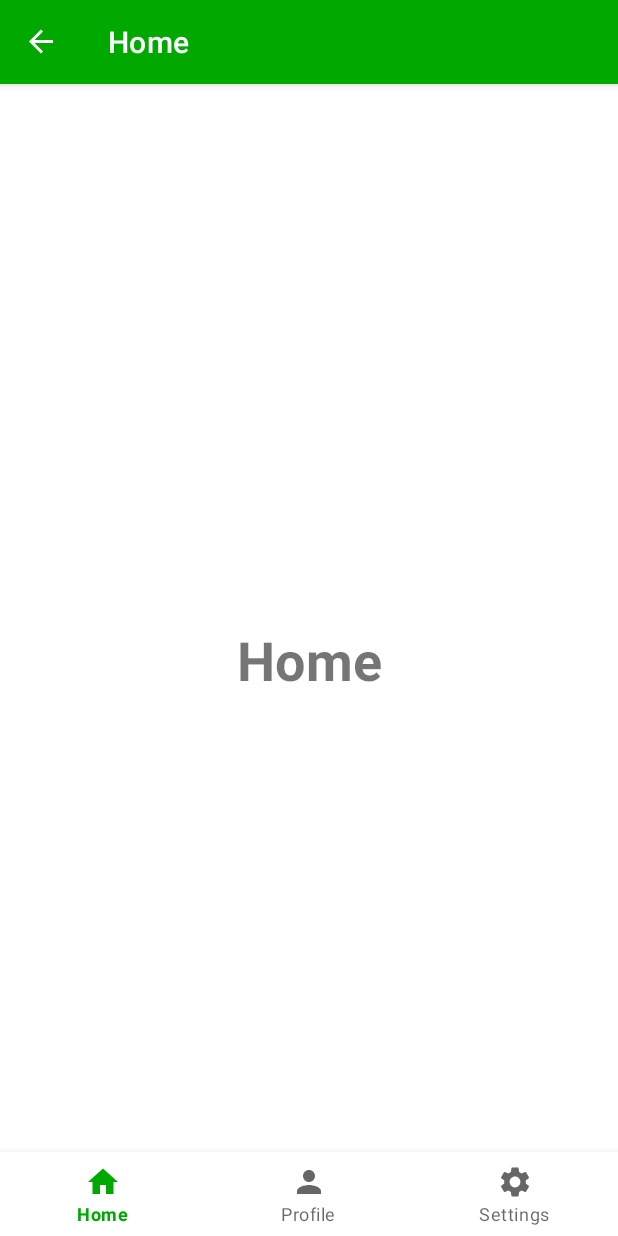
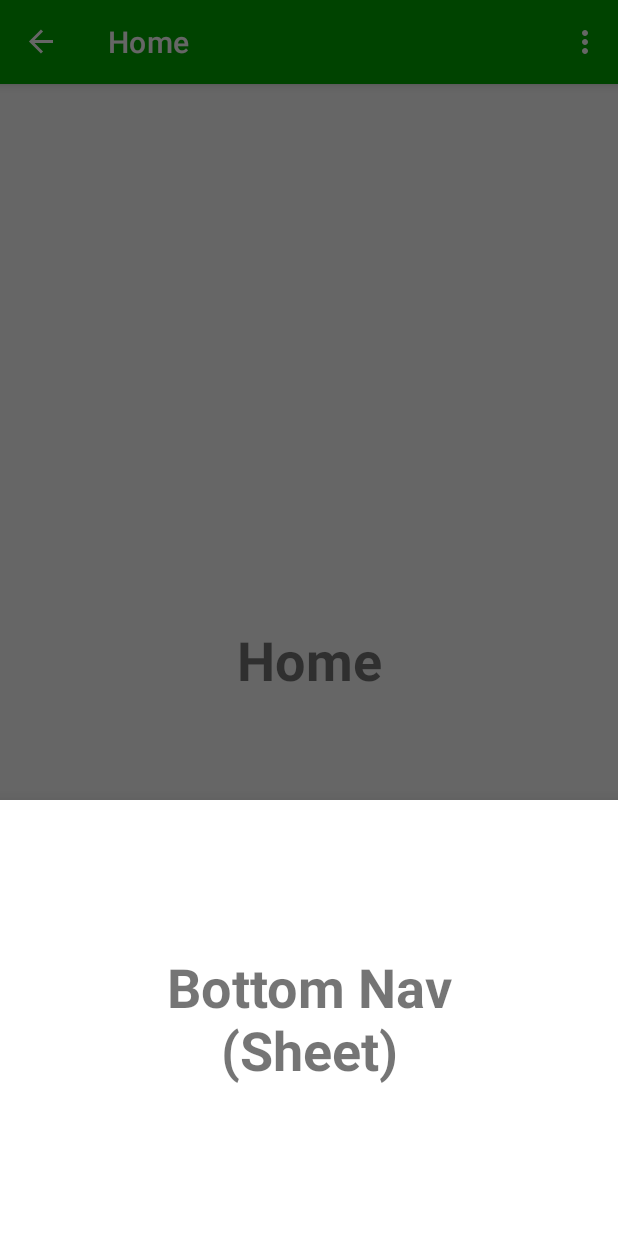
Before and after one commit to Nathan630pm/NavFragDemo, an Android app: the PlaceholderFragment screen opened through its navigation route, on a phone screen of 412 x 824 dp. Run offline under Robolectric (Android 15) with nearby library versions, the phone set to English and light mode, and no system bars; our stand-ins replace navigation-ui.

Commit message:
added a drawer lul

```diff
--- a/app/src/main/java/com/nathan630pm/navfragdemo/MainActivity.java
+++ b/app/src/main/java/com/nathan630pm/navfragdemo/MainActivity.java
@@ -1,6 +1,8 @@
 package com.nathan630pm.navfragdemo;
 
+import androidx.annotation.NonNull;
 import androidx.appcompat.app.AppCompatActivity;
+import androidx.drawerlayout.widget.DrawerLayout;
 import androidx.navigation.NavController;
 import androidx.navigation.Navigation;
 import androidx.navigation.fragment.NavHostFragment;
@@ -8,8 +10,11 @@ import androidx.navigation.ui.AppBarConfiguration;
 import androidx.navigation.ui.NavigationUI;
 
 import android.os.Bundle;
+import android.view.Menu;
+import android.view.MenuItem;
 
 import com.google.android.material.bottomnavigation.BottomNavigationView;
+import com.google.android.material.navigation.NavigationView;
 
 public class MainActivity extends AppCompatActivity {
 
@@ -18,6 +23,8 @@ public class MainActivity extends AppCompatActivity {
     private NavController nav;
 
     private AppBarConfiguration appBarConfiguration;
+    private DrawerLayout drawerLayout;
+    private NavigationView navigationView;
 
     @Override
     protected void onCreate(Bundle savedInstanceState) {
@@ -25,14 +32,37 @@ public class MainActivity extends AppCompatActivity {
         setContentView(R.layout.activity_main);
 
         bottomNavigationView = findViewById(R.id.bottomNavigationView);
+        drawerLayout = findViewById(R.id.drawerLayout);
+        navigationView = findViewById(R.id.navigationView);
         navHostFragment = (NavHostFragment) getSupportFragmentManager().findFragmentById(R.id.fragment);
 
         nav = Navigation.findNavController(this, R.id.fragment);
 
-        appBarConfiguration = new AppBarConfiguration.Builder(R.id.homeFragment, R.id.profileFragment, R.id.settingsFragment).build();
+        appBarConfiguration = new AppBarConfiguration.Builder(R.id.homeFragment, R.id.profileFragment, R.id.settingsFragment).setDrawerLayout(drawerLayout).build();
+
+        NavigationUI.setupWithNavController(navigationView, nav);
         NavigationUI.setupWithNavController(bottomNavigationView, nav);
 
         NavigationUI.setupActionBarWithNavController(this, nav, appBarConfiguration);
 
     }
+
+    @Override
+    public boolean onCreateOptionsMenu(Menu menu) {
+        getMenuInflater().inflate(R.menu.menu, menu);
+        return super.onCreateOptionsMenu(menu);
+    }
+
+    @Override
+    public boolean onOptionsItemSelected(@NonNull MenuItem item) {
+        if(item.getItemId() != R.id.placeholderFragment) {
+//            drawerLayout.openDrawer(drawerLayout);
+        }
+        return NavigationUI.onNavDestinationSelected(item, nav) || super.onOptionsItemSelected(item);
+    }
+
+    @Override
+    public boolean onNavigateUp() {
+        return super.onNavigateUp();
+    }
 }
--- a/app/src/main/java/com/nathan630pm/navfragdemo/fragments/PlaceholderFragment.java
+++ b/app/src/main/java/com/nathan630pm/navfragdemo/fragments/PlaceholderFragment.java
@@ -9,13 +9,14 @@ import androidx.annotation.NonNull;
 import androidx.annotation.Nullable;
 import androidx.fragment.app.Fragment;
 
+import com.google.android.material.bottomsheet.BottomSheetDialogFragment;
 import com.nathan630pm.navfragdemo.R;
 
 
-public class PlaceholderFragment  extends Fragment {
+public class PlaceholderFragment  extends BottomSheetDialogFragment {
     @Nullable
     @Override
     public View onCreateView(@NonNull LayoutInflater inflater, @Nullable ViewGroup container, @Nullable Bundle savedInstanceState) {
-        return inflater.inflate(R.layout.fragment_home, container, false);
+        return inflater.inflate(R.layout.fragment_placeholder, container, false);
     }
 }
--- a/app/src/main/res/layout/activity_main.xml
+++ b/app/src/main/res/layout/activity_main.xml
@@ -1,11 +1,17 @@
 <?xml version="1.0" encoding="utf-8"?>
-<RelativeLayout xmlns:android="http://schemas.android.com/apk/res/android"
+<androidx.drawerlayout.widget.DrawerLayout xmlns:android="http://schemas.android.com/apk/res/android"
     xmlns:app="http://schemas.android.com/apk/res-auto"
     xmlns:tools="http://schemas.android.com/tools"
     android:layout_width="match_parent"
     android:layout_height="match_parent"
+    android:id="@+id/drawerLayout"
     tools:context=".MainActivity">
 
+    <RelativeLayout
+        android:layout_width="match_parent"
+        android:layout_height="match_parent"
+
+        >
 
         <fragment
             android:id="@+id/fragment"
@@ -21,4 +27,17 @@
             app:menu="@menu/my_menu"
             android:id="@+id/bottomNavigationView"
             android:layout_alignParentBottom="true"/>
+
+
+
     </RelativeLayout>
+
+    <com.google.android.material.navigation.NavigationView
+        android:layout_width="match_parent"
+        android:layout_height="match_parent"
+        android:layout_gravity="start"
+        android:id="@+id/navigationView"
+        app:menu="@menu/my_menu"
+        />
+
+</androidx.drawerlayout.widget.DrawerLayout>
--- /dev/null
+++ b/app/src/main/res/layout/fragment_placeholder.xml
@@ -0,0 +1,22 @@
+<?xml version="1.0" encoding="utf-8"?>
+<androidx.constraintlayout.widget.ConstraintLayout xmlns:android="http://schemas.android.com/apk/res/android"
+    android:layout_width="match_parent"
+    android:layout_height="300sp"
+    xmlns:app="http://schemas.android.com/apk/res-auto">
+
+
+    <TextView
+        android:id="@+id/textView1"
+        android:layout_width="match_parent"
+        android:layout_height="match_parent"
+        android:gravity="center"
+        android:text="Bottom Nav (Sheet)"
+        android:textSize="36sp"
+        android:textStyle="bold"
+        android:padding="100sp"
+        app:layout_constraintBottom_toBottomOf="parent"
+        app:layout_constraintEnd_toEndOf="parent"
+        app:layout_constraintStart_toStartOf="parent"
+        app:layout_constraintTop_toTopOf="parent" />
+
+</androidx.constraintlayout.widget.ConstraintLayout>
--- /dev/null
+++ b/app/src/main/res/menu/menu.xml
@@ -0,0 +1,6 @@
+<?xml version="1.0" encoding="utf-8"?>
+<menu xmlns:android="http://schemas.android.com/apk/res/android">
+    <item android:title="Bottom Nav"
+        android:id="@+id/placeholderFragment"
+        />
+</menu>
--- a/app/src/main/res/navigation/my_nav.xml
+++ b/app/src/main/res/navigation/my_nav.xml
@@ -37,8 +37,8 @@
             android:id="@+id/action_settingsFragment_to_homeFragment"
             app:destination="@id/homeFragment" />
     </fragment>
-    <fragment
+    <dialog
         android:id="@+id/placeholderFragment"
-        tools:layout="@layout/fragment_home"
+        tools:layout="@layout/fragment_placeholder"
         android:name="com.nathan630pm.navfragdemo.fragments.PlaceholderFragment" />
 </navigation>
```
Lines whose indentation alone changed are shown as unchanged.
